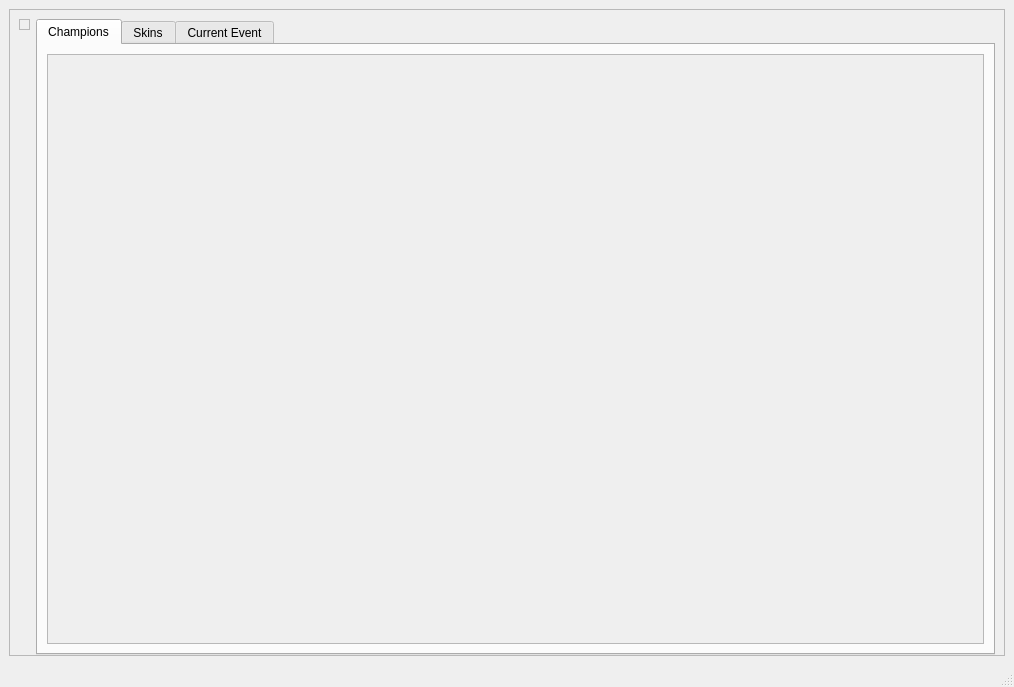
The window that ui/QtGUI.ui (jbstark/League-Skin-And-Champ-Tracker) describes before a commit, drawn with Qt 5.
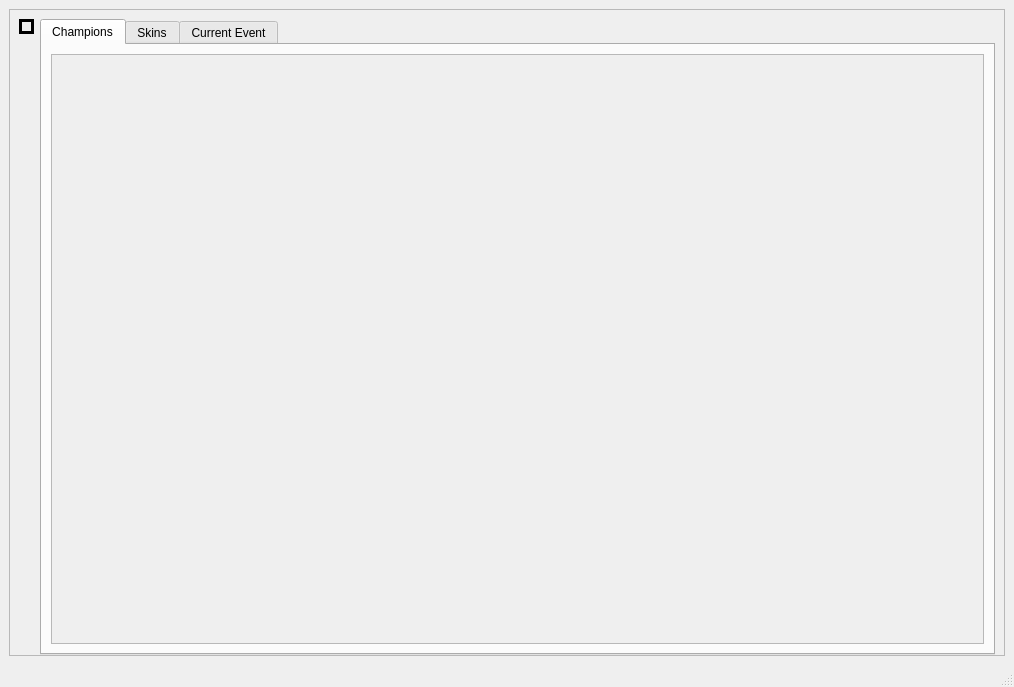
The same window after the commit.

The edit to the form file:
```diff
--- a/ui/QtGUI.ui
+++ b/ui/QtGUI.ui
@@ -38,6 +38,12 @@
        </property>
        <item alignment="Qt::AlignHCenter|Qt::AlignTop">
         <widget class="QFrame" name="left_panel_frame">
+         <property name="sizePolicy">
+          <sizepolicy hsizetype="Preferred" vsizetype="Preferred">
+           <horstretch>0</horstretch>
+           <verstretch>0</verstretch>
+          </sizepolicy>
+         </property>
          <property name="minimumSize">
           <size>
            <width>0</width>
@@ -45,10 +51,13 @@
           </size>
          </property>
          <property name="frameShape">
-          <enum>QFrame::StyledPanel</enum>
+          <enum>QFrame::Box</enum>
          </property>
          <property name="frameShadow">
-          <enum>QFrame::Raised</enum>
+          <enum>QFrame::Plain</enum>
+         </property>
+         <property name="lineWidth">
+          <number>3</number>
          </property>
          <layout class="QVBoxLayout" name="left_panel_frame_vertical_layout">
           <property name="leftMargin">
@@ -107,7 +116,7 @@
                <rect>
                 <x>0</x>
                 <y>0</y>
-                <width>933</width>
+                <width>929</width>
                 <height>571</height>
                </rect>
               </property>
```
